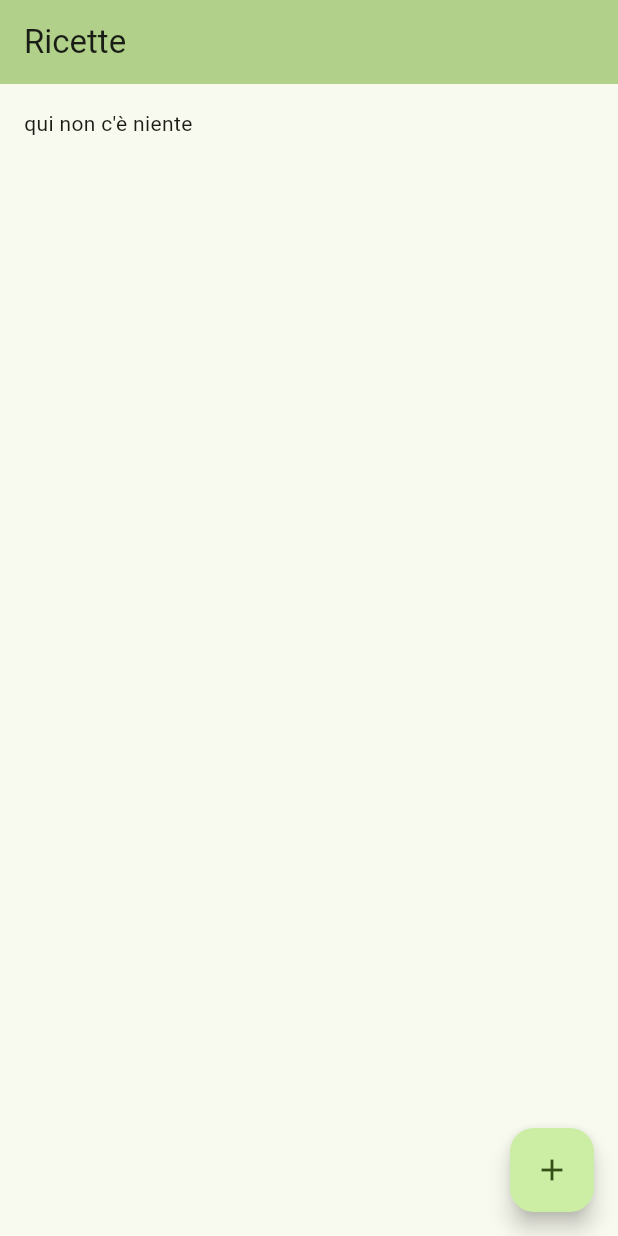
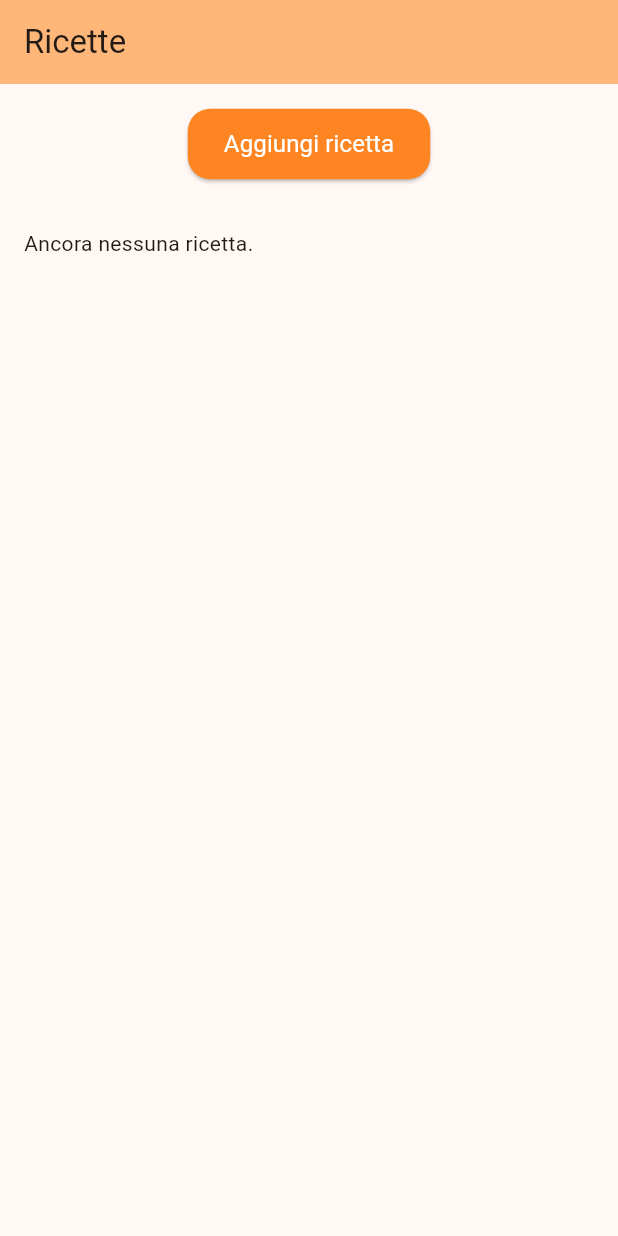
Before and after one commit to AlessiaTolotti/azerty-, a Flutter app: the screen it shows after launch, on a phone screen of 412 x 824 dp. Run offline on Flutter 3.47's test engine with Material 3 defaults, Android fonts, the light colour scheme and no system bars.

Commit message:
continuo progetto

```diff
--- a/lib/main.dart
+++ b/lib/main.dart
@@ -2,7 +2,6 @@ import 'package:flutter/material.dart';
 import 'ricetta.dart';
 import 'add_ricetta_page.dart';
 import 'package:url_launcher/url_launcher.dart';
-
 
 void main() {
   runApp(const MyApp());
@@ -16,7 +15,9 @@ class MyApp extends StatelessWidget {
     return MaterialApp(
       title: 'Ricette App',
       theme: ThemeData(
-        colorScheme: ColorScheme.fromSeed(seedColor: Colors.lightGreen),
+        colorScheme: ColorScheme.fromSeed(
+          seedColor: const Color.fromARGB(255, 225, 133, 35),
+        ),
       ),
       home: const RicetteHome(title: 'Ricette'),
     );
@@ -42,19 +43,44 @@ class _RicetteHomeState extends State<RicetteHome> {
         backgroundColor: Theme.of(context).colorScheme.inversePrimary,
         title: Text(widget.title),
       ),
-      body: Center(
+      body: Column(
+        children: [
+          Padding(
+            padding: const EdgeInsets.all(16.0),
+            child: ElevatedButton(
+              onPressed: _vaiAggiungiRicetta,
+              style: ElevatedButton.styleFrom(
+                backgroundColor: const Color.fromARGB(255, 255, 133, 35),
+                foregroundColor: Colors.white,
+                padding: const EdgeInsets.symmetric(horizontal: 24, vertical: 12),
+                shape: RoundedRectangleBorder(
+                  borderRadius: BorderRadius.circular(15),
+                ),
+              ),
+              child: const Text(
+                'Aggiungi ricetta',
+                style: TextStyle(
+                  fontSize: 16,
+                  fontWeight: FontWeight.normal,
+                ),
+              ),
+            ),
+          ),
+          Expanded(
             child: ListView(
               children: [
                 if (_ricette.isEmpty)
                   const Padding(
                     padding: EdgeInsets.all(16.0),
-                child: Text("qui non c'è niente"),
+                    child: Text("Ancora nessuna ricetta."),
                   ),
                 for (final ricetta in _ricette)
                   ListTile(
                     title: Text(ricetta.nome),
                     onTap: () {
-                  showDialog(context: context, builder:(context) {
+                      showDialog(
+                        context: context,
+                        builder: (context) {
                           return AlertDialog(
                             title: Text(ricetta.nome),
                             content: SingleChildScrollView(
@@ -68,7 +94,6 @@ class _RicetteHomeState extends State<RicetteHome> {
                                       onPressed: () {
                                         Navigator.pop(context);
                                         _openUrl(context, ricetta.url);
-                                  print('url: ${ricetta.url}');
                                       },
                                       child: const Text("Apri link ricetta"),
                                     ),
@@ -82,39 +107,41 @@ class _RicetteHomeState extends State<RicetteHome> {
                               ),
                             ],
                           );
-                  });
                         },
-              )
+                      );
+                    },
+                  ),
               ],
             ),
           ),
-      floatingActionButton: FloatingActionButton(
-        child: const Icon(Icons.add),
-        onPressed: _vaiAggiungiRicetta,
+        ],
       ),
     );
   }
 
   Future<void> _vaiAggiungiRicetta() async {
-    final result = await Navigator.push<Ricetta>(
+    final nuovaRicetta = await Navigator.push<Ricetta>(
       context,
-      MaterialPageRoute(builder: (context) => AddRicettaPage(onAggiungi: (Ricetta p1) {  },)),
+      MaterialPageRoute(
+        builder: (context) => AddRicettaPage(onAggiungi: (Ricetta p1) {}),
+      ),
     );
 
-    if (result == null) return;
+    if (nuovaRicetta == null) return;
 
     setState(() {
-      _ricette.add(result);
+      _ricette.add(nuovaRicetta);
     });
   }
 
+  Future<void> _openUrl(BuildContext context, String url) async {
+    final uri = Uri.parse(url);
 
-    Future<void> _openUrl(BuildContext context, String urlString) async {
-  final Uri url = Uri.parse(urlString);
-
-  if (!await launchUrl(url, mode: LaunchMode.externalApplication)) {
+    if (await canLaunchUrl(uri)) {
+      await launchUrl(uri);
+    } else {
       ScaffoldMessenger.of(context).showSnackBar(
-      const SnackBar(content: Text("Impossibile aprire il link")),
+        const SnackBar(content: Text("Impossibile aprire il link.")),
       );
     }
   }
```
Also changed, not shown: lib/add_ricetta_page.dart (+4 -4 lines). Lines whose indentation alone changed are shown as unchanged.
